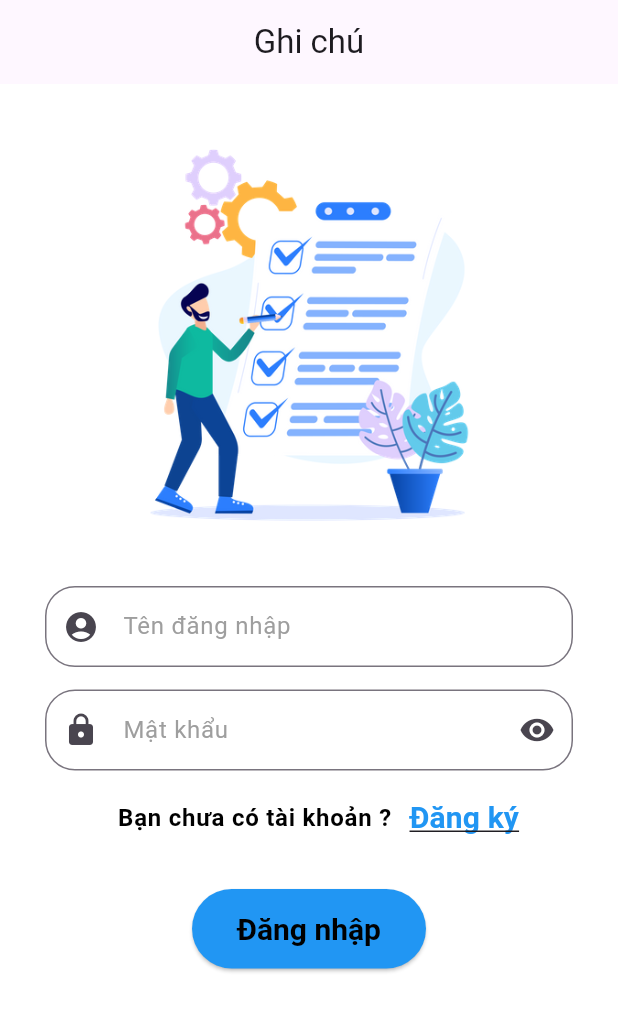
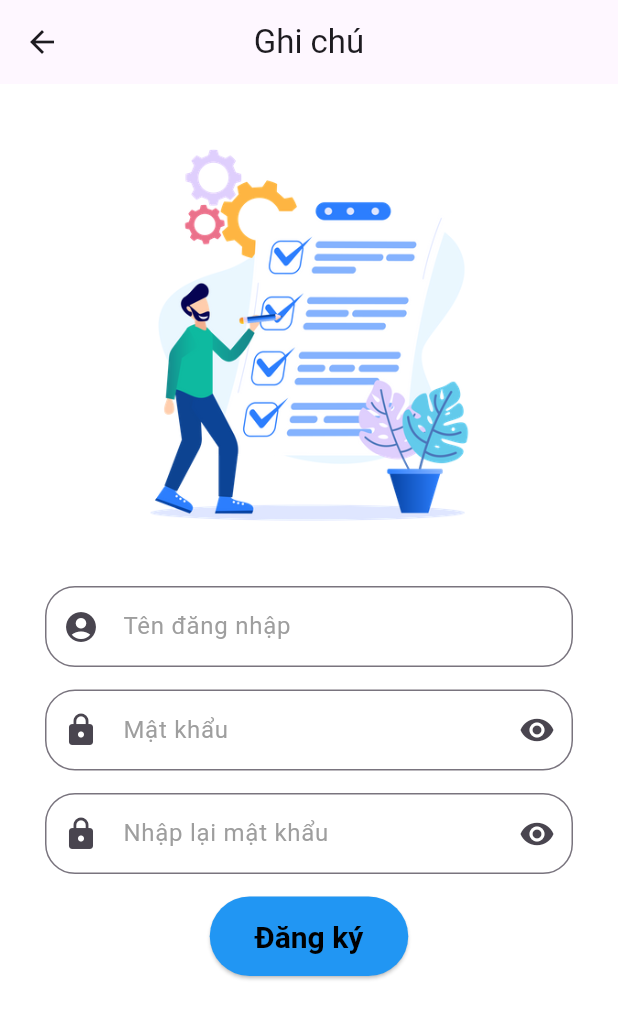
Before and after one commit to Thi1503/project, a Flutter app: the screen it shows after launch, after a tap on "Đăng ký", on a phone screen of 412 x 824 dp. Shown: the top 1019 px of the screen. Run offline on Flutter 3.47's test engine with Material 3 defaults, Android fonts, the phone set to English and light mode, and no system bars; our stand-ins replace sqflite; accounts and stored records are empty.

Commit message:
Signed-off-by: Thi1503 <thile15032003@gmail.com>

```diff
--- a/lib/sign_in_screen.dart
+++ b/lib/sign_in_screen.dart
@@ -1,3 +1,4 @@
+import 'package:do_an_1/sign_out_screen.dart';
 import 'package:flutter/material.dart';
 
 import 'home.dart';
@@ -118,7 +119,13 @@ class _SignInScreenState extends State<SignInScreen> {
                             ),
                           ),
                           TextButton(
-                            onPressed: () {},
+                            onPressed: () {
+                              Navigator.push(
+                                context,
+                                MaterialPageRoute(
+                                    builder: (context) => SignOtScreen()),
+                              );
+                            },
                             child: const Text(
                               'Đăng ký',
                               style: TextStyle(
@@ -142,6 +149,11 @@ class _SignInScreenState extends State<SignInScreen> {
                         builder: (context) => Home()),
                   );
                 },
+                style: ElevatedButton.styleFrom(
+                  backgroundColor: Colors.blue, // Màu nền của button
+                  padding: EdgeInsets.symmetric(horizontal: 30, vertical: 15),
+                  textStyle: TextStyle(fontSize: 18),
+                ),
                 child: Text(
                   'Đăng nhập',
                   style: TextStyle(
@@ -149,11 +161,6 @@ class _SignInScreenState extends State<SignInScreen> {
                     color: Colors.black,
                     fontWeight: FontWeight.bold
                   ),
-                ),
-                style: ElevatedButton.styleFrom(
-                  backgroundColor: Colors.blue, // Màu nền của button
-                  padding: EdgeInsets.symmetric(horizontal: 30, vertical: 15),
-                  textStyle: TextStyle(fontSize: 18),
                 ),
               ),
             ],
--- a/lib/sign_out_screen.dart
+++ b/lib/sign_out_screen.dart
@@ -0,0 +1,179 @@
+import 'package:do_an_1/sign_in_screen.dart';
+import 'package:flutter/material.dart';
+
+import 'home.dart';
+
+class SignOtScreen extends StatefulWidget {
+  const SignOtScreen({Key? key}) : super(key: key);
+
+  @override
+  _SignOtScreenState createState() => _SignOtScreenState();
+}
+
+class _SignOtScreenState extends State<SignOtScreen> {
+  bool _isObscure = true;
+  bool _isObscure2 = true;
+
+  @override
+  Widget build(BuildContext context) {
+    return Scaffold(
+      backgroundColor: Colors.white,
+      appBar: AppBar(
+        centerTitle: true,
+        title: const Text('Ghi chú'),
+      ),
+      body: SingleChildScrollView(
+        child: Padding(
+          padding: const EdgeInsets.all(15),
+          child: Column(
+            children: [
+              const SizedBox(height: 15),
+              Container(
+                height: MediaQuery.of(context).size.height / 3,
+                child: Image(
+                  image: AssetImage('assets/todolist.png'),
+                  fit: BoxFit.cover,
+                ),
+              ),
+              SizedBox(height: 15),
+              Container(
+                padding: const EdgeInsets.all(15),
+                child: Column(
+                  children: [
+                    Container(
+                      decoration: BoxDecoration(
+                        color: Colors.white,
+                        borderRadius: BorderRadius.circular(20),
+                      ),
+                      child: const TextField(
+                        style: TextStyle(
+                          fontSize: 16,
+                          color: Colors.black,
+                        ),
+                        decoration: InputDecoration(
+                          prefixIcon: Icon(Icons.account_circle),
+                          contentPadding: EdgeInsets.symmetric(
+                              horizontal: 15, vertical: 15),
+                          hintText: 'Tên đăng nhập',
+                          hintStyle: TextStyle(color: Colors.grey),
+                          border: OutlineInputBorder(
+                            borderSide: BorderSide(
+                              color: Colors.black,
+                              width: 5.0,
+                            ),
+                            borderRadius:
+                            BorderRadius.all(Radius.circular(20.0)),
+                          ),
+                        ),
+                      ),
+                    ),
+                    const SizedBox(height: 15),
+                    Container(
+                      decoration: BoxDecoration(
+                        color: Colors.white,
+                        borderRadius: BorderRadius.circular(20),
+                      ),
+                      child: TextField(
+                        style: const TextStyle(
+                          fontSize: 16,
+                          color: Colors.black,
+                        ),
+                        obscureText: _isObscure,
+                        decoration: InputDecoration(
+                          prefixIcon: Icon(Icons.lock),
+                          contentPadding: const EdgeInsets.symmetric(
+                              horizontal: 15, vertical: 15),
+                          hintText: 'Mật khẩu',
+                          hintStyle: TextStyle(color: Colors.grey),
+                          border: const OutlineInputBorder(
+                            borderSide: BorderSide(
+                              color: Colors.black,
+                              width: 5.0,
+                            ),
+                            borderRadius:
+                            BorderRadius.all(Radius.circular(20.0)),
+                          ),
+                          suffixIcon: IconButton(
+                            icon: Icon(_isObscure
+                                ? Icons.visibility
+                                : Icons.visibility_off),
+                            onPressed: () {
+                              setState(() {
+                                _isObscure = !_isObscure;
+                              });
+                            },
+                          ),
+                        ),
+                      ),
+                    ),
+                    const SizedBox(height: 15),
+                    Container(
+                      decoration: BoxDecoration(
+                        color: Colors.white,
+                        borderRadius: BorderRadius.circular(20),
+                      ),
+                      child: TextField(
+                        style: const TextStyle(
+                          fontSize: 16,
+                          color: Colors.black,
+                        ),
+                        obscureText: _isObscure2,
+                        decoration: InputDecoration(
+                          prefixIcon: Icon(Icons.lock),
+                          contentPadding: const EdgeInsets.symmetric(
+                              horizontal: 15, vertical: 15),
+                          hintText: 'Nhập lại mật khẩu',
+                          hintStyle: TextStyle(color: Colors.grey),
+                          border: const OutlineInputBorder(
+                            borderSide: BorderSide(
+                              color: Colors.black,
+                              width: 5.0,
+                            ),
+                            borderRadius:
+                            BorderRadius.all(Radius.circular(20.0)),
+                          ),
+                          suffixIcon: IconButton(
+                            icon: Icon(_isObscure2
+                                ? Icons.visibility
+                                : Icons.visibility_off),
+                            onPressed: () {
+                              setState(() {
+                                _isObscure2 = !_isObscure2;
+                              });
+                            },
+                          ),
+                        ),
+                      ),
+                    ),
+                  ],
+                ),
+              ),
+              ElevatedButton(
+                onPressed: () {
+                  Navigator.push(
+                    context,
+                    MaterialPageRoute(
+                        builder: (context) => SignInScreen()),
+                  );
+                },
+                style: ElevatedButton.styleFrom(
+                  backgroundColor: Colors.blue, // Màu nền của button
+                  padding: EdgeInsets.symmetric(horizontal: 30, vertical: 15),
+                  textStyle: TextStyle(fontSize: 18),
+                ),
+                child: const Text(
+                  'Đăng ký',
+                  style: TextStyle(
+                      fontSize: 20,
+                      color: Colors.black,
+                      fontWeight: FontWeight.bold
+                  ),
+                ),
+              ),
+            ],
+          ),
+        ),
+      ),
+    );
+  }
+}
```
